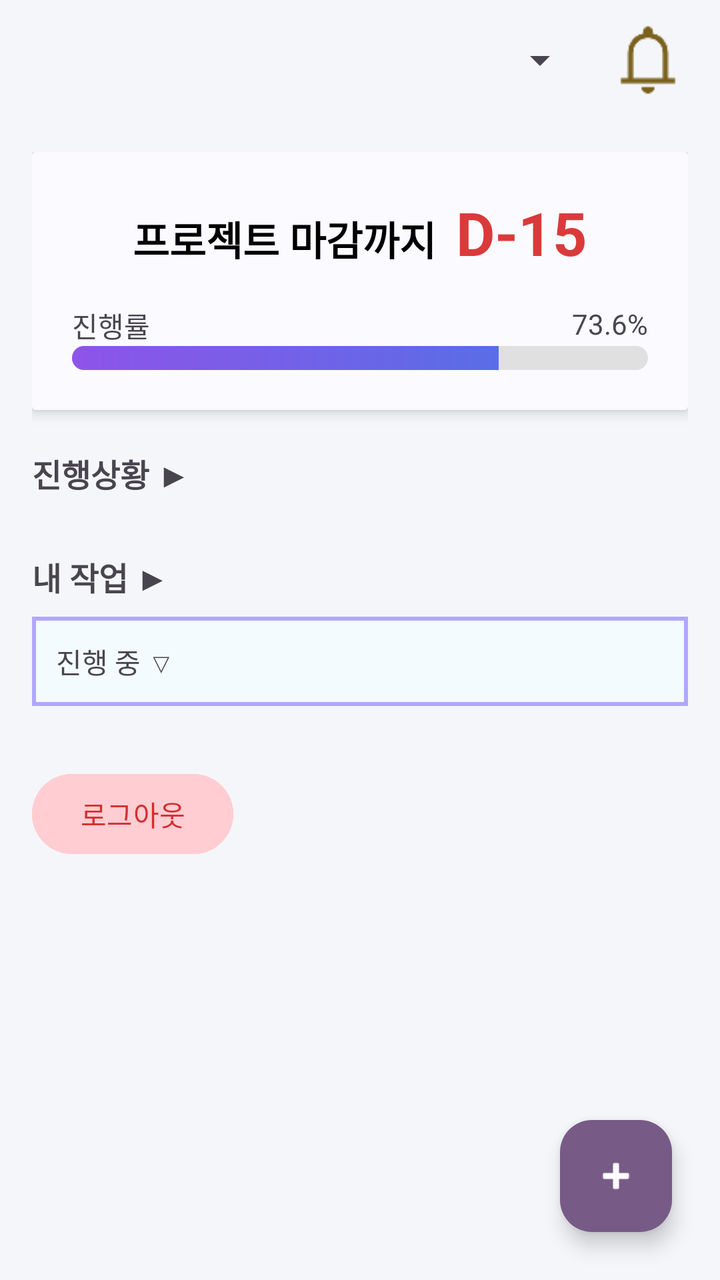
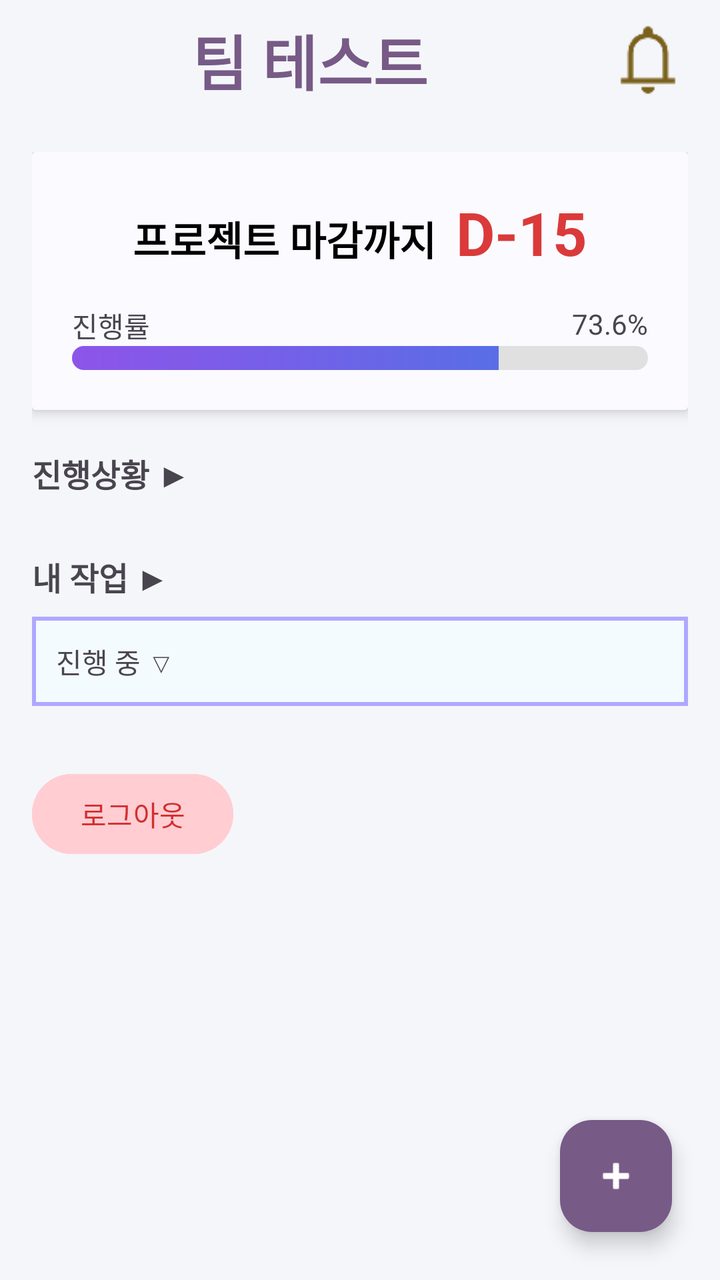

Before-and-after screenshots of an Android layout around one commit, followed by the original layout XML and the change that was made.
<!-- AndroidManifest.xml: application theme Theme.Current_stream_app -->
<!-- res/layout/activity_main.xml -->
<?xml version="1.0" encoding="utf-8"?>
<androidx.constraintlayout.widget.ConstraintLayout xmlns:android="http://schemas.android.com/apk/res/android"
    xmlns:app="http://schemas.android.com/apk/res-auto"
    xmlns:tools="http://schemas.android.com/tools"
    android:layout_width="match_parent"
    android:layout_height="match_parent"
    android:fitsSystemWindows="true"
    android:background="#F5F6FA">

    <androidx.constraintlayout.widget.ConstraintLayout
        android:id="@+id/main_header"
        android:layout_width="match_parent"
        android:layout_height="60dp"
        android:paddingHorizontal="16dp"
        app:layout_constraintTop_toTopOf="parent">

        <Spinner
            android:id="@+id/main_team_selector"
            android:layout_width="0dp"
            android:layout_height="50dp"
            android:layout_marginEnd="10dp"
            app:layout_constraintBottom_toBottomOf="parent"
            app:layout_constraintEnd_toStartOf="@id/main_notification"
            app:layout_constraintStart_toStartOf="parent"
            app:layout_constraintTop_toTopOf="parent"
            tools:listitem="@layout/main_teams_spinner" />

        <ImageButton
            android:id="@+id/main_notification"
            android:layout_width="40dp"
            android:layout_height="40dp"
            android:background="?attr/selectableItemBackgroundBorderless"
            android:scaleType="fitCenter"
            android:src="@drawable/pic_bell"
            app:layout_constraintBottom_toBottomOf="parent"
            app:layout_constraintEnd_toEndOf="parent"
            app:layout_constraintTop_toTopOf="parent" />
    </androidx.constraintlayout.widget.ConstraintLayout>

    <ScrollView
        android:id="@+id/main_team_scrollview"
        android:layout_width="match_parent"
        android:layout_height="0dp"
        android:fillViewport="true"
        android:visibility="visible"
        app:layout_constraintBottom_toBottomOf="parent"
        app:layout_constraintTop_toBottomOf="@id/main_header">

        <LinearLayout
            android:layout_width="match_parent"
            android:layout_height="wrap_content"
            android:orientation="vertical"
            android:padding="16dp">

            <androidx.cardview.widget.CardView
                android:layout_width="match_parent"
                android:layout_height="wrap_content"
                android:layout_marginBottom="20dp"
                app:cardElevation="4dp">

                <LinearLayout
                    android:layout_width="match_parent"
                    android:layout_height="wrap_content"
                    android:background="@color/main_1"
                    android:orientation="vertical"
                    android:padding="20dp">

                    <LinearLayout
                        android:layout_width="wrap_content"
                        android:layout_height="wrap_content"
                        android:layout_gravity="center">

                        <TextView
                            android:layout_width="wrap_content"
                            android:layout_height="wrap_content"
                            android:id="@+id/main_team_deadline_first"

                            android:text="프로젝트 마감까지"
                            android:textColor="@color/black"
                            android:textSize="20sp"
                            android:textStyle="bold" />
                        <TextView
                            android:layout_width="wrap_content"
                            android:layout_height="wrap_content"
                            android:id="@+id/main_team_deadline"
                            android:layout_marginLeft="10dp"

                            android:text="D-15"
                            android:textColor="@color/register_red"
                            android:textSize="30sp"
                            android:textStyle="bold" />

                    </LinearLayout>



                    <RelativeLayout
                        android:layout_width="match_parent"
                        android:layout_height="wrap_content"
                        android:layout_marginTop="16dp">
                        <TextView
                            android:layout_width="wrap_content"
                            android:layout_height="wrap_content"
                            android:text="진행률" />
                        <TextView
                            android:id="@+id/main_team_total_percent"
                            android:layout_width="wrap_content"
                            android:layout_height="wrap_content"
                            android:layout_alignParentEnd="true"
                            android:text="73.6%" />
                    </RelativeLayout>

                    <ProgressBar
                        android:id="@+id/main_team_all_progress"
                        style="?android:attr/progressBarStyleHorizontal"
                        android:layout_width="match_parent"
                        android:layout_height="12dp"
                        android:progress="74"
                        android:progressDrawable="@drawable/custom_progress_bar" />
                </LinearLayout>
            </androidx.cardview.widget.CardView>

            <TextView
                android:layout_width="wrap_content"
                android:layout_height="wrap_content"
                android:layout_marginBottom="8dp"
                android:text="진행상황 ▶"
                android:textSize="16sp"
                android:textStyle="bold" />

            <androidx.recyclerview.widget.RecyclerView
                android:id="@+id/main_team_list"
                android:layout_width="match_parent"
                android:layout_height="wrap_content"
                android:nestedScrollingEnabled="false"
                tools:listitem="@layout/main_teams_members" />

            <TextView
                android:layout_width="wrap_content"
                android:layout_height="wrap_content"
                android:layout_marginTop="20dp"
                android:layout_marginBottom="8dp"
                android:text="내 작업 ▶"
                android:textSize="16sp"
                android:textStyle="bold" />

            <LinearLayout
                android:id="@+id/main_team_my_tasks"
                android:layout_width="match_parent"
                android:layout_height="wrap_content"
                android:background="@drawable/edit_text_bg_1"
                android:orientation="vertical"
                android:padding="12dp">
                <TextView
                    android:layout_width="wrap_content"
                    android:layout_height="wrap_content"
                    android:text="진행 중 ▽" />
            </LinearLayout>

            <Button
                android:id="@+id/main_team_logout"
                android:layout_width="wrap_content"
                android:layout_height="wrap_content"
                android:layout_marginTop="30dp"
                android:text="로그아웃"
                android:backgroundTint="#FFCDD2"
                android:textColor="#D32F2F" />

        </LinearLayout>
    </ScrollView>

    <androidx.constraintlayout.widget.ConstraintLayout
        android:id="@+id/main_no_team_layout"
        android:layout_width="match_parent"
        android:layout_height="0dp"
        android:background="#FFFFFF"
        android:visibility="gone"
        app:layout_constraintBottom_toBottomOf="parent"
        app:layout_constraintTop_toBottomOf="@id/main_header">

        <LinearLayout
            android:layout_width="wrap_content"
            android:layout_height="wrap_content"
            android:gravity="center"
            android:orientation="vertical"
            app:layout_constraintBottom_toBottomOf="parent"
            app:layout_constraintLeft_toLeftOf="parent"
            app:layout_constraintRight_toRightOf="parent"
            app:layout_constraintTop_toTopOf="parent">

            <TextView
                android:layout_width="wrap_content"
                android:layout_height="wrap_content"
                android:text="팀 없음"
                android:textColor="#D1D1D1"
                android:textSize="45sp"
                android:textStyle="bold" />

            <Button
                android:id="@+id/main_no_team_create"
                android:layout_width="220dp"
                android:layout_height="70dp"
                android:layout_marginTop="40dp"
                android:background="@drawable/edit_btn_bg_2"
                android:text="팀 만들기"
                android:textSize="22sp"
                android:textStyle="bold"
                app:backgroundTint="@null" />
        </LinearLayout>

        <Button
            android:id="@+id/main_no_team_logout"
            android:layout_width="wrap_content"
            android:layout_height="wrap_content"
            android:layout_margin="20dp"
            android:text="로그아웃"
            android:backgroundTint="#FFCDD2"
            android:textColor="#D32F2F"
            app:layout_constraintBottom_toBottomOf="parent"
            app:layout_constraintStart_toStartOf="parent" />

    </androidx.constraintlayout.widget.ConstraintLayout>

    <com.google.android.material.floatingactionbutton.FloatingActionButton
        android:id="@+id/main_float_button"
        android:layout_width="wrap_content"
        android:layout_height="wrap_content"
        android:layout_margin="24dp"
        android:src="@android:drawable/ic_input_add"
        app:layout_constraintBottom_toBottomOf="parent"
        app:layout_constraintEnd_toEndOf="parent"
        app:tint="@color/white"
        app:backgroundTint="@color/login_1" />

</androidx.constraintlayout.widget.ConstraintLayout>
<!-- res/layout/main_teams_spinner.xml (included above) -->
<?xml version="1.0" encoding="utf-8"?>
<TextView xmlns:android="http://schemas.android.com/apk/res/android"
    android:id="@android:id/text1"
    android:layout_width="match_parent"
    android:layout_height="wrap_content"
    android:padding="5dp"
    android:textColor="@color/login_1"
    android:textStyle="bold"
    android:textSize="28sp" />
<!-- res/layout/main_teams_members.xml (included above) -->
<?xml version="1.0" encoding="utf-8"?>
<androidx.cardview.widget.CardView xmlns:android="http://schemas.android.com/apk/res/android"
    xmlns:app="http://schemas.android.com/apk/res-auto"
    android:layout_width="match_parent"
    android:layout_height="wrap_content"
    android:layout_marginBottom="12dp"
    app:cardCornerRadius="8dp"
    app:cardElevation="0dp">
    <LinearLayout
        android:layout_width="match_parent"
        android:layout_height="wrap_content"
        android:orientation="vertical"
        android:padding="12dp">

        <RelativeLayout
            android:layout_width="match_parent"
            android:layout_height="wrap_content">
            <TextView
                android:id="@+id/tv_member_name"
                android:layout_width="wrap_content"
                android:layout_height="wrap_content"
                android:text="김팀장 (팀장)"
                android:textColor="#333333"
                android:textSize="20sp"
                android:textStyle="bold" />
            <TextView
                android:id="@+id/tv_member_count"
                android:layout_width="wrap_content"
                android:layout_height="wrap_content"
                android:layout_alignParentEnd="true"
                android:text="2/4"
                android:textSize="16sp" />
        </RelativeLayout>

        <ProgressBar
            android:id="@+id/pb_member_progress"
            style="?android:attr/progressBarStyleHorizontal"
            android:layout_width="match_parent"
            android:layout_height="8dp"
            android:layout_marginTop="8dp"
            android:progress="50" />

        <GridLayout
            android:layout_width="match_parent"
            android:layout_height="wrap_content"
            android:layout_marginTop="10dp"
            android:columnCount="2"
            android:alignmentMode="alignMargins">
            <LinearLayout
                android:layout_width="0dp"
                android:layout_height="wrap_content"
                android:layout_columnWeight="1"
                android:orientation="horizontal"
                android:paddingEnd="4dp">
                <TextView
                    android:layout_width="0dp"
                    android:layout_height="wrap_content"
                    android:layout_weight="1"
                    android:singleLine="true"
                    android:ellipsize="end"
                    android:maxLines="1"

                    android:text="• 아주아주 길어서 옆 칸을 침범하는 요소"
                    android:textSize="14sp"
                    android:textColor="#555555" />
                <TextView
                    android:layout_width="wrap_content"
                    android:layout_height="wrap_content"
                    android:text="12일"
                    android:textSize="12sp"
                    android:textColor="#999999" />
            </LinearLayout>

            <LinearLayout
                android:layout_width="0dp"
                android:layout_height="wrap_content"
                android:layout_columnWeight="1"
                android:orientation="horizontal"
                android:paddingStart="4dp">
                <TextView
                    android:layout_width="0dp"
                    android:layout_height="wrap_content"
                    android:layout_weight="2"
                    android:singleLine="true"
                    android:ellipsize="end"
                    android:maxLines="1"

                    android:text="• 매우아주 길어서 옆 칸을 침범하는 요소"
                    android:textSize="14sp"
                    android:textColor="#555555" />
                <TextView
                    android:layout_width="wrap_content"
                    android:layout_height="wrap_content"
                    android:text="13일"
                    android:textSize="12sp"
                    android:textColor="#999999" />
            </LinearLayout>
            <LinearLayout
                android:layout_width="0dp"
                android:layout_height="wrap_content"
                android:layout_columnWeight="1"
                android:orientation="horizontal"
                android:paddingEnd="4dp">
                <TextView
                    android:layout_width="0dp"
                    android:layout_height="wrap_content"
                    android:layout_weight="1"
                    android:singleLine="true"
                    android:ellipsize="end"
                    android:maxLines="1"

                    android:text="• 아주아주 길어서 옆 칸을 침범하는 요소"
                    android:textSize="14sp"
                    android:textColor="#555555" />
                <TextView
                    android:layout_width="wrap_content"
                    android:layout_height="wrap_content"
                    android:text="12일"
                    android:textSize="12sp"
                    android:textColor="#999999" />
            </LinearLayout>

            <LinearLayout
                android:layout_width="0dp"
                android:layout_height="wrap_content"
                android:layout_columnWeight="1"
                android:orientation="horizontal"
                android:paddingStart="4dp">
                <TextView
                    android:layout_width="0dp"
                    android:layout_height="wrap_content"
                    android:layout_weight="2"
                    android:singleLine="true"
                    android:ellipsize="end"
                    android:maxLines="1"

                    android:text="• 매우아주 길어서 옆 칸을 침범하는 요소"
                    android:textSize="14sp"
                    android:textColor="#555555" />
                <TextView
                    android:layout_width="wrap_content"
                    android:layout_height="wrap_content"
                    android:text="13일"
                    android:textSize="12sp"
                    android:textColor="#999999" />
            </LinearLayout>

        </GridLayout>
    </LinearLayout>
</androidx.cardview.widget.CardView>
<!-- resources referenced by this layout -->
<resources>
  <color name="black">#FF000000</color>
  <color name="login_1">#775A86</color>
  <color name="main_1">#FAFAFF</color>
  <color name="register_red">#DA3A3A</color>
  <color name="white">#FFFFFFFF</color>
  <!-- drawable custom_progress_bar (drawable) -->
  <layer-list xmlns:android="http://schemas.android.com/apk/res/android">
      <item android:id="@android:id/background">
          <shape>
              <corners android:radius="10dp" />
              <solid android:color="#E0E0E0" />
          </shape>
      </item>
      <item android:id="@android:id/progress">
          <clip>
              <shape>
                  <corners android:radius="10dp" />
                  <gradient
                      android:startColor="#8E54E9"
                      android:endColor="#4776E6"
                      android:angle="0" />
              </shape>
          </clip>
      </item>
  </layer-list>
  <!-- drawable edit_btn_bg_2 (drawable) -->
  <?xml version="1.0" encoding="utf-8"?>
  <shape xmlns:android="http://schemas.android.com/apk/res/android">
  
      <solid android:color="#F6F3FF"/>
  
      <stroke
          android:width="2dp"
          android:color="#E2DCEE"/>
  
      <padding
          android:left="16dp"
          android:right="16dp"/>
  </shape>
  <!-- drawable edit_text_bg_1 (drawable) -->
  <?xml version="1.0" encoding="utf-8"?>
  <shape xmlns:android="http://schemas.android.com/apk/res/android">
  
      <solid android:color="#F4FBFF"/>
  
      <stroke
          android:width="2dp"
          android:color="#B0A8FF"/>
  
      <padding
          android:left="16dp"
          android:right="16dp"/>
  </shape>
  <!-- drawable pic_bell: png bitmap (drawable, 812 bytes) -->
  <style name="Theme.Current_stream_app" parent="Base.Theme.Current_stream_app" />
  <style name="Base.Theme.Current_stream_app" parent="Theme.Material3.DayNight.NoActionBar">
          
          
      </style>
</resources>

<!-- the commit's change to res/layout/activity_main.xml (unified diff, before → after) -->
@@ -14,16 +14,26 @@
         android:paddingHorizontal="16dp"
         app:layout_constraintTop_toTopOf="parent">
 
-        <Spinner
+        <TextView
             android:id="@+id/main_team_selector"
             android:layout_width="0dp"
             android:layout_height="50dp"
             android:layout_marginEnd="10dp"
+            android:gravity="center"
+
+            android:text="팀 테스트"
+            android:textStyle="bold"
+            android:textColor="@color/login_1"
+
+            android:autoSizeTextType="uniform"
+            android:autoSizeMinTextSize="5sp"
+            android:autoSizeMaxTextSize="30sp"
+            android:autoSizeStepGranularity="1sp"
+
             app:layout_constraintBottom_toBottomOf="parent"
             app:layout_constraintEnd_toStartOf="@id/main_notification"
             app:layout_constraintStart_toStartOf="parent"
-            app:layout_constraintTop_toTopOf="parent"
-            tools:listitem="@layout/main_teams_spinner" />
+            app:layout_constraintTop_toTopOf="parent" />
 
         <ImageButton
             android:id="@+id/main_notification"
@@ -233,16 +243,6 @@
         app:backgroundTint="@color/login_1" />
 
 </androidx.constraintlayout.widget.ConstraintLayout>
-<!-- res/layout/main_teams_spinner.xml (included above) -->
-<?xml version="1.0" encoding="utf-8"?>
-<TextView xmlns:android="http://schemas.android.com/apk/res/android"
-    android:id="@android:id/text1"
-    android:layout_width="match_parent"
-    android:layout_height="wrap_content"
-    android:padding="5dp"
-    android:textColor="@color/login_1"
-    android:textStyle="bold"
-    android:textSize="28sp" />
 <!-- res/layout/main_teams_members.xml (included above) -->
 <?xml version="1.0" encoding="utf-8"?>
 <androidx.cardview.widget.CardView xmlns:android="http://schemas.android.com/apk/res/android"
